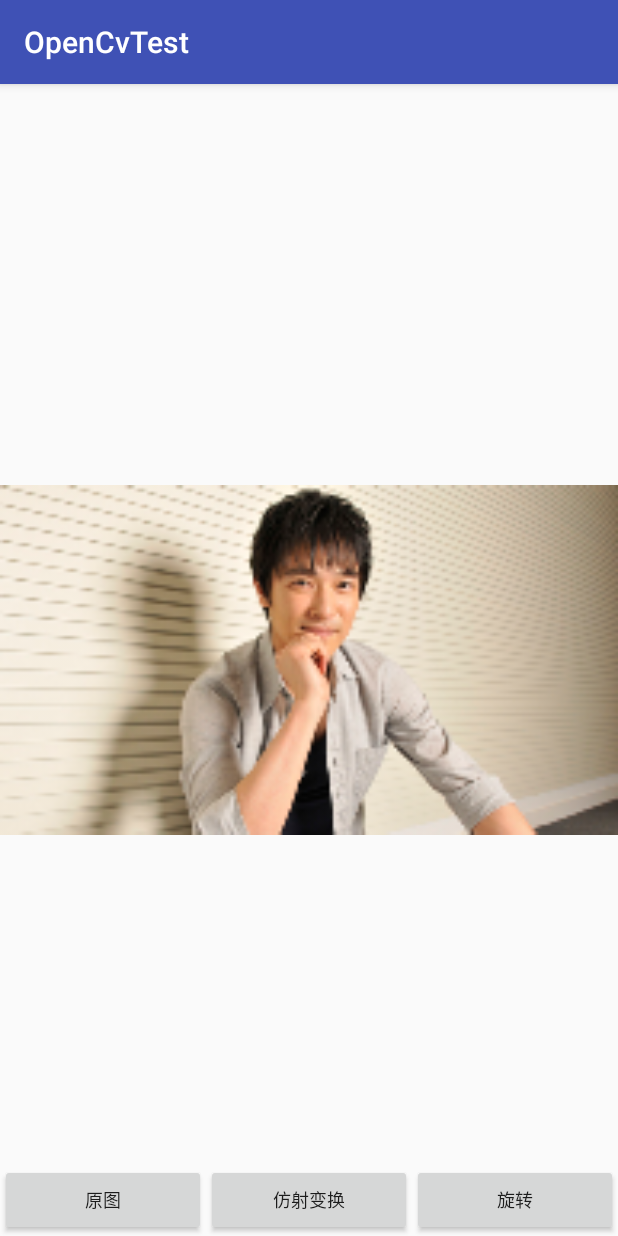
After one commit to machinezhou/OpenCv4AndroidPractice, an Android app: the AffineActivity screen opened directly, with no data from a screen before it, on a phone screen of 412 x 824 dp. The commit adds this screen. Run offline under Robolectric (Android 15) with nearby library versions, the phone set to English and light mode, and no system bars; 1 statement that could not run was skipped.

Commit message:
affine and histogram added

```diff
--- a/app/src/main/AndroidManifest.xml
+++ b/app/src/main/AndroidManifest.xml
@@ -55,6 +55,12 @@
     <activity
         android:name=".RemappingActivity"
         android:label="@string/app_name"/>
+    <activity
+        android:name=".AffineActivity"
+        android:label="@string/app_name"/>
+    <activity
+        android:name=".HistogramActivity"
+        android:label="@string/app_name"/>
 
   </application>
 
--- /dev/null
+++ b/app/src/main/java/com/zhou/lawson/opencvtest/AffineActivity.java
@@ -0,0 +1,98 @@
+package com.zhou.lawson.opencvtest;
+
+import android.graphics.Bitmap;
+import android.graphics.BitmapFactory;
+import android.os.Bundle;
+import android.support.annotation.Nullable;
+import android.support.v7.app.AppCompatActivity;
+import android.view.View;
+import android.widget.ImageView;
+import org.opencv.android.Utils;
+import org.opencv.core.Mat;
+import org.opencv.core.MatOfPoint2f;
+import org.opencv.core.Point;
+import org.opencv.imgproc.Imgproc;
+
+/**
+ * Created by lawson on 16/10/26.
+ */
+
+public final class AffineActivity extends AppCompatActivity implements View.OnClickListener {
+
+  private ImageView whiteBoard;
+
+  private Bitmap bitmap;
+  private Bitmap originalBitmap;
+  private Mat inMat = new Mat();
+  private int currentFilter = R.id.button_original;
+
+  @Override protected void onCreate(@Nullable Bundle savedInstanceState) {
+    super.onCreate(savedInstanceState);
+    setContentView(R.layout.activity_affine);
+
+    init();
+  }
+
+  private void init() {
+    whiteBoard = (ImageView) findViewById(R.id.white_board);
+    findViewById(R.id.button_original).setOnClickListener(this);
+    findViewById(R.id.button_warp_affine).setOnClickListener(this);
+    findViewById(R.id.button_rotate_matrix_2d).setOnClickListener(this);
+
+    originalBitmap = BitmapFactory.decodeResource(getResources(), R.mipmap.test);
+    bitmap = originalBitmap.copy(originalBitmap.getConfig(), true);
+    whiteBoard.setImageBitmap(originalBitmap);
+  }
+
+  private void switchFilter(int filter) {
+    Utils.bitmapToMat(originalBitmap, inMat);
+
+    int rows = inMat.rows();
+    int cols = inMat.cols();
+
+    Mat warpDst = Mat.zeros(rows, cols, inMat.type());
+    Mat warpRotateDst = new Mat();
+
+    MatOfPoint2f srcTri =
+        new MatOfPoint2f(new Point(0, 0), new Point(cols - 1, 0), new Point(0, rows - 1));
+    MatOfPoint2f dstTri =
+        new MatOfPoint2f(new Point(0, rows * 0.33), new Point(cols * 0.85, rows * 0.25),
+            new Point(cols * 0.15, rows * 0.7));
+
+    Imgproc.warpAffine(inMat, warpDst, Imgproc.getAffineTransform(srcTri, dstTri), warpDst.size());
+
+    if (R.id.button_warp_affine == filter) {
+      Utils.matToBitmap(warpDst, bitmap);
+    } else {
+      Point center = new Point(warpDst.cols() / 2, warpDst.rows() / 2);
+      double angle = -50.0;
+      double scale = 0.6;
+      Imgproc.warpAffine(warpDst, warpRotateDst, Imgproc.getRotationMatrix2D(center, angle, scale),
+          warpDst.size());
+      Utils.matToBitmap(warpRotateDst, bitmap);
+    }
+    whiteBoard.setImageBitmap(bitmap);
+    currentFilter = filter;
+  }
+
+  @Override public void onClick(View v) {
+    int id = v.getId();
+    if (currentFilter == id) {
+      return;
+    }
+    if (R.id.button_original == id) {
+      whiteBoard.setImageBitmap(originalBitmap);
+      currentFilter = id;
+    } else {
+      switchFilter(id);
+    }
+  }
+
+  @Override protected void onDestroy() {
+    super.onDestroy();
+    bitmap.recycle();
+    bitmap = null;
+    originalBitmap.recycle();
+    originalBitmap = null;
+  }
+}
--- /dev/null
+++ b/app/src/main/res/layout/activity_affine.xml
@@ -0,0 +1,38 @@
+<?xml version="1.0" encoding="utf-8"?>
+<RelativeLayout
+    xmlns:android="http://schemas.android.com/apk/res/android"
+    android:layout_width="match_parent"
+    android:layout_height="match_parent">
+  <ImageView
+      android:id="@+id/white_board"
+      android:layout_width="match_parent"
+      android:layout_height="match_parent"
+  />
+  <LinearLayout
+      android:layout_alignParentBottom="true"
+      android:orientation="horizontal"
+      android:layout_width="match_parent"
+      android:layout_height="wrap_content">
+    <Button
+        android:id="@+id/button_original"
+        android:text="@string/original"
+        android:textSize="@dimen/button_text_size"
+        android:layout_weight="1"
+        android:layout_width="0dp"
+        android:layout_height="wrap_content"/>
+    <Button
+        android:id="@+id/button_warp_affine"
+        android:text="@string/warp_affine"
+        android:textSize="@dimen/button_text_size"
+        android:layout_weight="1"
+        android:layout_width="0dp"
+        android:layout_height="wrap_content"/>
+    <Button
+        android:id="@+id/button_rotate_matrix_2d"
+        android:text="@string/rotate_matrix_2d"
+        android:textSize="@dimen/button_text_size"
+        android:layout_weight="1"
+        android:layout_width="0dp"
+        android:layout_height="wrap_content"/>
+  </LinearLayout>
+</RelativeLayout>
--- a/app/src/main/res/values/strings.xml
+++ b/app/src/main/res/values/strings.xml
@@ -11,6 +11,8 @@
   <string name="border">添加边界</string>
   <string name="canny">Canny</string>
   <string name="remapping">重映射</string>
+  <string name="affine_transform">仿射变换</string>
+  <string name="histogram">直方图</string>
 
   <string name="homogeneous_blur">均值平滑</string>
   <string name="gaussian_blur">高斯平滑</string>
@@ -43,4 +45,10 @@
   <string name="remapping_top_bottom_reverse">上下颠倒</string>
   <string name="remapping_left_right_reverse">左右颠倒</string>
   <string name="remapping_both_reverse">同时颠倒</string>
+
+  <string name="warp_affine">仿射变换</string>
+  <string name="rotate_matrix_2d">旋转</string>
+
+  <string name="histogram_equalize">均衡化</string>
+  <string name="histogram_calculate">直方图计算</string>
 </resources>
```
Also changed, not shown: app/src/main/java/com/zhou/lawson/opencvtest/HistogramActivity.java (added, +142 -0 lines), app/src/main/java/com/zhou/lawson/opencvtest/MainActivity.java (+8 -0 lines), app/src/main/java/com/zhou/lawson/opencvtest/RemappingActivity.java (+2 -5 lines), app/src/main/java/com/zhou/lawson/opencvtest/Utilp.java (+5 -6 lines), app/src/main/res/layout/activity_histogram.xml (added, +38 -0 lines), app/src/main/res/layout/content_main.xml (+22 -2 lines).
